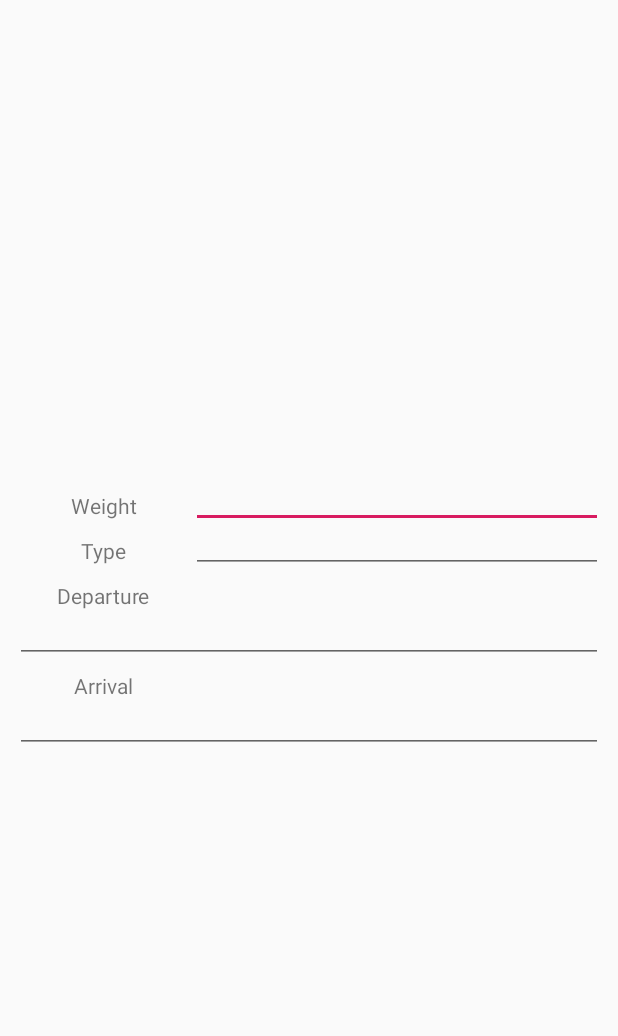
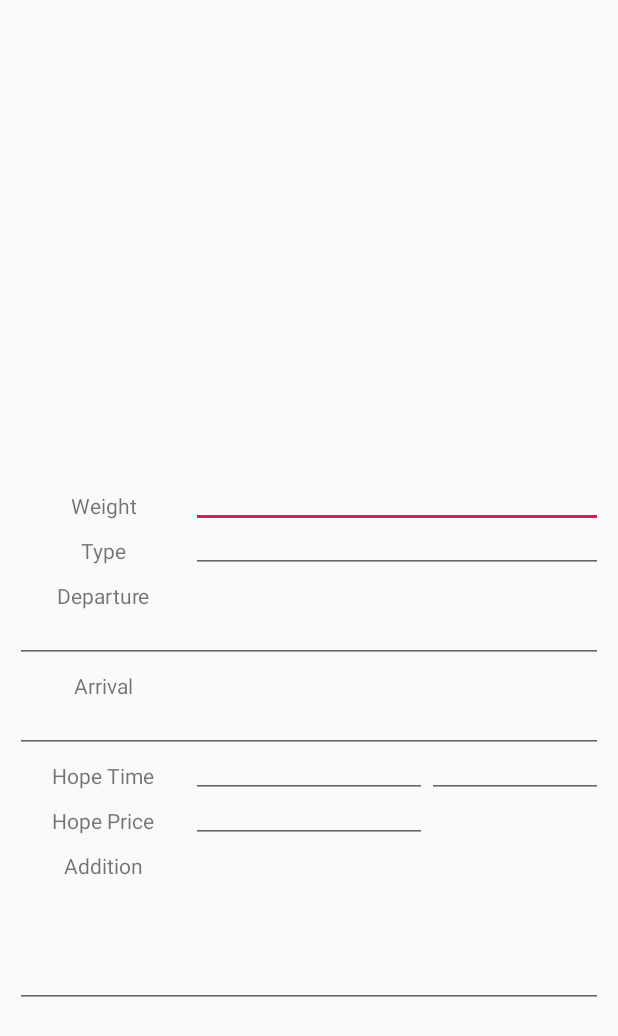
Before and after one commit to JWHAPO/freight_app, an Android app: the layout order_layout.xml on its own in the app's theme, with its tools: preview values and no code run, on a phone screen of 412 x 824 dp. Shown: the top 1036 px of the screen. Run offline under Robolectric (Android 15) with nearby library versions, the phone set to English and light mode, and no system bars.

Commit message:
modified order_layout

```diff
--- a/app/src/main/res/layout/order_layout.xml
+++ b/app/src/main/res/layout/order_layout.xml
@@ -141,6 +141,102 @@
                 app:layout_constraintBottom_toBottomOf="parent"
                 app:layout_constraintTop_toBottomOf="@+id/order_arrival_empty_fl"
         />
+        <TextView
+                android:id="@+id/order_hope_time_title_tv"
+                android:layout_width="0dp"
+                android:layout_height="@dimen/textview_height_normal_size"
+                android:text="@string/hope_time"
+                android:gravity="center"
+                app:layout_constraintHorizontal_weight="0.3"
+                app:layout_constraintTop_toBottomOf="@+id/order_arrival_et"
+                app:layout_constraintLeft_toLeftOf="parent"
+                app:layout_constraintBottom_toTopOf="@+id/order_hope_price_title_tv"
+                app:layout_constraintRight_toLeftOf="@+id/order_hope_time_date_et"
+        />
+        <EditText
+                android:id="@+id/order_hope_time_date_et"
+                android:layout_width="0dp"
+                android:layout_height="@dimen/edittext_height_normal_size"
+                app:layout_constraintHorizontal_weight="0.4"
+                android:gravity="center"
+                app:layout_constraintTop_toBottomOf="@+id/order_arrival_et"
+                app:layout_constraintLeft_toRightOf="@+id/order_hope_time_title_tv"
+                app:layout_constraintRight_toLeftOf="@+id/order_hope_time_time_et"
+                app:layout_constraintBottom_toTopOf="@+id/order_hope_price_et"
+        />
+        <EditText
+                android:id="@+id/order_hope_time_time_et"
+                android:layout_width="0dp"
+                android:layout_height="@dimen/edittext_height_normal_size"
+                app:layout_constraintHorizontal_weight="0.3"
+                android:gravity="center"
+                app:layout_constraintTop_toBottomOf="@+id/order_arrival_et"
+                app:layout_constraintLeft_toRightOf="@+id/order_hope_time_date_et"
+                app:layout_constraintRight_toRightOf="parent"
+        />
+        <TextView
+                android:id="@+id/order_hope_price_title_tv"
+                android:layout_width="0dp"
+                android:layout_height="@dimen/textview_height_normal_size"
+                android:text="@string/hope_price"
+                android:gravity="center"
+                app:layout_constraintHorizontal_weight="0.3"
+                app:layout_constraintTop_toBottomOf="@+id/order_hope_time_title_tv"
+                app:layout_constraintLeft_toLeftOf="parent"
+                app:layout_constraintBottom_toTopOf="@+id/order_addition_title_tv"
+                app:layout_constraintRight_toLeftOf="@+id/order_hope_price_et"
+        />
+        <EditText
+                android:id="@+id/order_hope_price_et"
+                android:layout_width="0dp"
+                android:layout_height="@dimen/edittext_height_normal_size"
+                app:layout_constraintHorizontal_weight="0.4"
+                android:gravity="center"
+                app:layout_constraintBottom_toTopOf="@+id/order_addition_empty_fl"
+                app:layout_constraintTop_toBottomOf="@+id/order_hope_time_date_et"
+                app:layout_constraintLeft_toRightOf="@+id/order_hope_price_title_tv"
+                app:layout_constraintRight_toLeftOf="@+id/order_hope_price_avg_tv"
+        />
+        <TextView
+                android:id="@+id/order_hope_price_avg_tv"
+                android:layout_width="0dp"
+                android:layout_height="@dimen/textview_height_normal_size"
+                android:gravity="center"
+                app:layout_constraintHorizontal_weight="0.3"
+                app:layout_constraintTop_toBottomOf="@+id/order_hope_time_time_et"
+                app:layout_constraintLeft_toRightOf="@+id/order_hope_price_et"
+                app:layout_constraintBottom_toTopOf="@+id/order_addition_empty_fl"
+                app:layout_constraintRight_toRightOf="parent"
+        />
+        <TextView
+                android:id="@+id/order_addition_title_tv"
+                android:layout_width="0dp"
+                android:layout_height="@dimen/textview_height_normal_size"
+                android:text="@string/addition"
+                android:gravity="center"
+                app:layout_constraintHorizontal_weight="0.3"
+                app:layout_constraintTop_toBottomOf="@+id/order_hope_price_title_tv"
+                app:layout_constraintLeft_toLeftOf="parent"
+                app:layout_constraintBottom_toTopOf="@+id/order_addition_et"
+                app:layout_constraintRight_toLeftOf="@+id/order_addition_empty_fl"
+        />
+        <FrameLayout
+                android:id="@+id/order_addition_empty_fl"
+                android:layout_width="0dp"
+                android:layout_height="@dimen/textview_height_normal_size"
+                app:layout_constraintHorizontal_weight="0.7"
+                app:layout_constraintRight_toRightOf="parent"
+                app:layout_constraintLeft_toRightOf="@+id/order_addition_title_tv"
+                app:layout_constraintTop_toBottomOf="@+id/order_hope_price_et"
+        />
+        <EditText
+                android:id="@+id/order_addition_et"
+                android:layout_width="match_parent"
+                android:layout_height="@dimen/edittext_height_remark_size"
+                app:layout_constraintRight_toRightOf="parent"
+                app:layout_constraintLeft_toLeftOf="parent"
+                app:layout_constraintTop_toBottomOf="@+id/order_addition_title_tv"
+        />
 
     </android.support.constraint.ConstraintLayout>
 
--- a/app/src/main/res/values/dimens.xml
+++ b/app/src/main/res/values/dimens.xml
@@ -5,6 +5,7 @@
     <dimen name="layout_padding_size">10dp</dimen>
     <dimen name="input_field_margin_size">10dp</dimen>
     <dimen name="edittext_height_normal_size">30dp</dimen>
+    <dimen name="edittext_height_remark_size">80dp</dimen>
     <dimen name="textview_height_normal_size">30dp</dimen>
     <dimen name="textview_margin_size">10dp</dimen>
     <dimen name="current_car_count_text_field_height">50dp</dimen>
--- a/app/src/main/res/values/strings.xml
+++ b/app/src/main/res/values/strings.xml
@@ -12,4 +12,7 @@
     <string name="type">Type</string>
     <string name="departure">Departure</string>
     <string name="arrival">Arrival</string>
+    <string name="hope_time">Hope Time</string>
+    <string name="hope_price">Hope Price</string>
+    <string name="addition">Addition</string>
 </resources>
```
